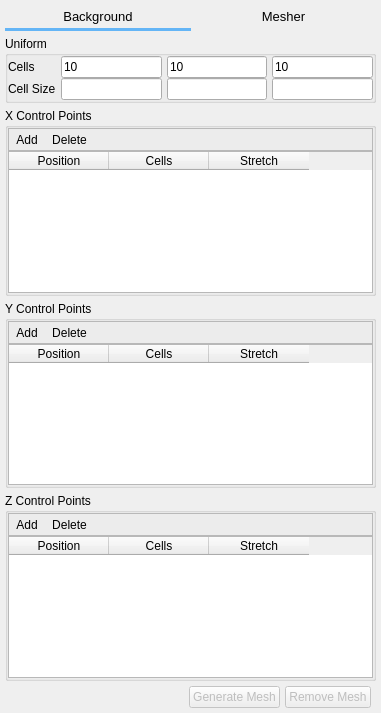
Qt form gui/uifiles/mesh.ui (truongd8593/mfix) before a commit.
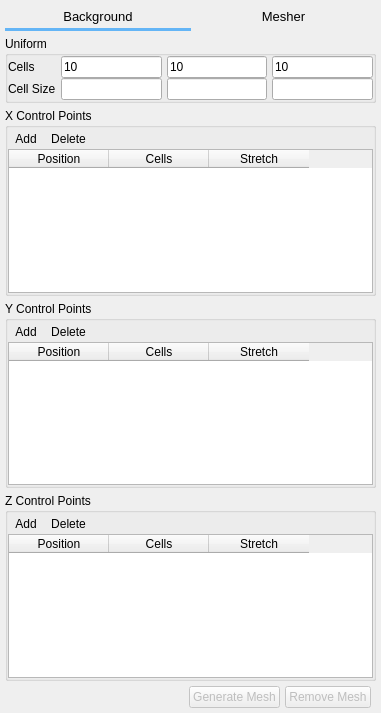
The same form after that commit. Custom widgets are drawn as their Qt base class.

Commit message: flatten frames

The edit to the form file:
```diff
--- a/gui/uifiles/mesh.ui
+++ b/gui/uifiles/mesh.ui
@@ -218,10 +218,10 @@
           <item row="0" column="0">
            <widget class="QFrame" name="frame_2">
             <property name="frameShape">
-             <enum>QFrame::StyledPanel</enum>
+             <enum>QFrame::NoFrame</enum>
             </property>
             <property name="frameShadow">
-             <enum>QFrame::Raised</enum>
+             <enum>QFrame::Plain</enum>
             </property>
             <layout class="QHBoxLayout" name="horizontalLayout_27">
              <property name="spacing">
@@ -312,10 +312,10 @@
           <item row="0" column="0">
            <widget class="QFrame" name="frame_4">
             <property name="frameShape">
-             <enum>QFrame::StyledPanel</enum>
+             <enum>QFrame::NoFrame</enum>
             </property>
             <property name="frameShadow">
-             <enum>QFrame::Raised</enum>
+             <enum>QFrame::Plain</enum>
             </property>
             <layout class="QHBoxLayout" name="horizontalLayout_23">
              <property name="spacing">
@@ -406,10 +406,10 @@
           <item row="0" column="0">
            <widget class="QFrame" name="frame_33">
             <property name="frameShape">
-             <enum>QFrame::StyledPanel</enum>
+             <enum>QFrame::NoFrame</enum>
             </property>
             <property name="frameShadow">
-             <enum>QFrame::Raised</enum>
+             <enum>QFrame::Plain</enum>
             </property>
             <layout class="QHBoxLayout" name="horizontalLayout_3">
              <property name="spacing">
```
